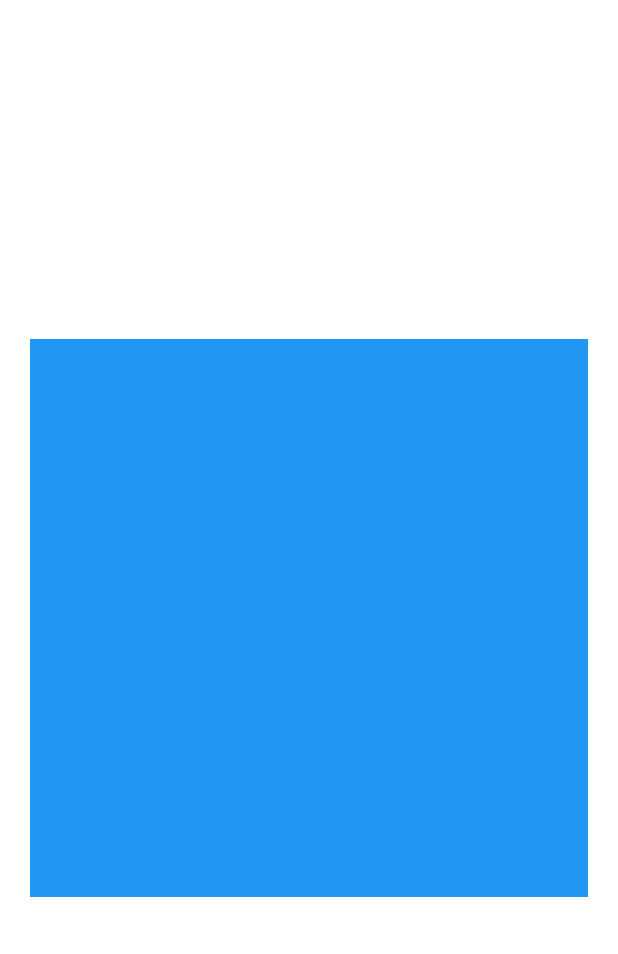
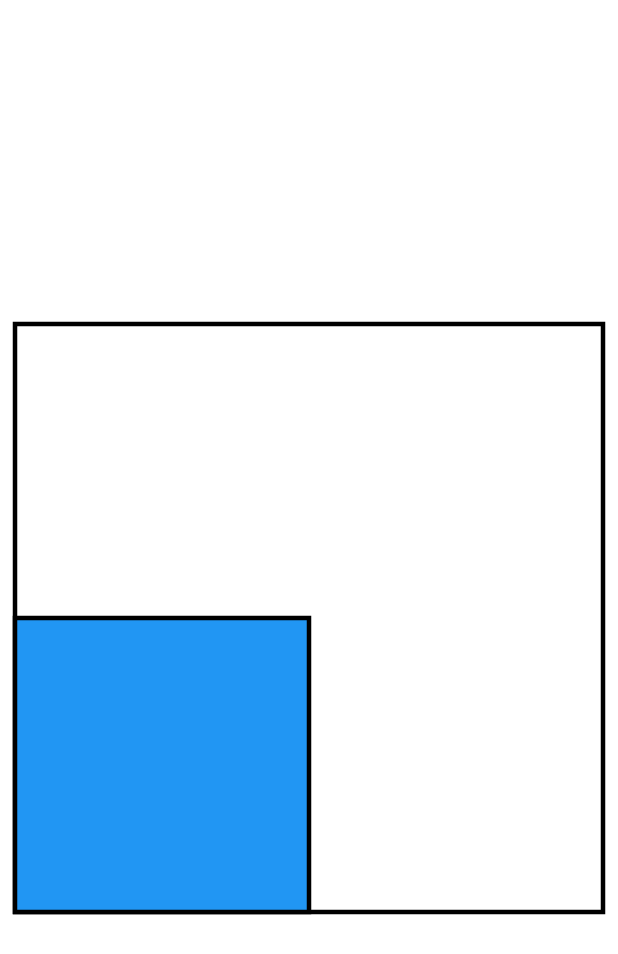
Before and after one commit to lucasmelin/flutter-mondrian, a Flutter app: the screen it shows after launch, on a phone screen of 412 x 824 dp. Shown: the top 954 px of the screen. Run offline on Flutter 3.47's test engine with Material 2 defaults, Android fonts, the phone set to English and light mode, and no system bars.

Commit message:
Generate either a line, triangle or square in a single quadrant.

```diff
--- a/lib/main.dart
+++ b/lib/main.dart
@@ -60,6 +60,78 @@ class _SquareCanvasPainter extends CustomPainter {
         new Paint()
           ..color = color
           ..style = PaintingStyle.fill);
+    canvas.drawPath(
+        path,
+        new Paint()
+          ..color = Colors.black
+          ..style = PaintingStyle.stroke
+          ..strokeWidth = 3.0);
+  }
+
+  @override
+  bool hitTest(Offset position) {
+    return path.contains(position);
+  }
+}
+
+
+class _SquareQuadrantPainter extends CustomPainter {
+  double padding;
+  Color color;
+
+  Path path;
+  double deviceWidth;
+
+  _SquareQuadrantPainter(context, segments, this.padding, this.color) {
+    double width = MediaQuery.of(context).size.width - padding;
+    double height = MediaQuery.of(context).size.height - padding;
+    double onePad = padding / 2;
+
+    double sideLength = min(width, height);
+    double startY = ((height - sideLength) / 2) + onePad;
+    double startX = ((width - sideLength) / 2) + onePad;
+
+    double centerX = (MediaQuery.of(context).size.width) / 2;
+    double centerY = (MediaQuery.of(context).size.height) / 2;
+
+    path = new Path();
+    path.moveTo(centerX, centerY);
+    if (segments > 0){
+      path.lineTo(centerX, startY + sideLength);
+    }
+    if (segments > 2){
+     path.lineTo(centerX, startY + sideLength);
+     path.lineTo(startX, startY + sideLength);
+    }
+    if (segments > 3){
+      path.lineTo(startX, centerY);
+    }
+    path.close();
+  }
+
+  @override
+  bool shouldRepaint(_SquareQuadrantPainter oldDelegate) {
+    return oldDelegate.deviceWidth != deviceWidth ||
+        oldDelegate.padding != padding ||
+        oldDelegate.color != color;
+  }
+
+  @override
+  bool shouldRebuildSemantics(_SquareQuadrantPainter oldDelegate) => true;
+
+  @override
+  void paint(Canvas canvas, Size size) {
+    canvas.drawPath(
+        path,
+        new Paint()
+          ..color = color
+          ..style = PaintingStyle.fill);
+    canvas.drawPath(
+        path,
+        new Paint()
+          ..color = Colors.black
+          ..style = PaintingStyle.stroke
+          ..strokeWidth = 3.0);
   }
 
   @override
@@ -81,7 +153,7 @@ class MondrianWidget extends StatelessWidget {
             painter: new _SquareCanvasPainter(context, 20.0, Colors.white),
           ),
           new CustomPaint(
-            painter: new _SquareCanvasPainter(context, 40.0, Colors.blue),
+            painter: new _SquareQuadrantPainter(context, 4, 20.0, Colors.blue),
           )
         ]),
       ),
```
